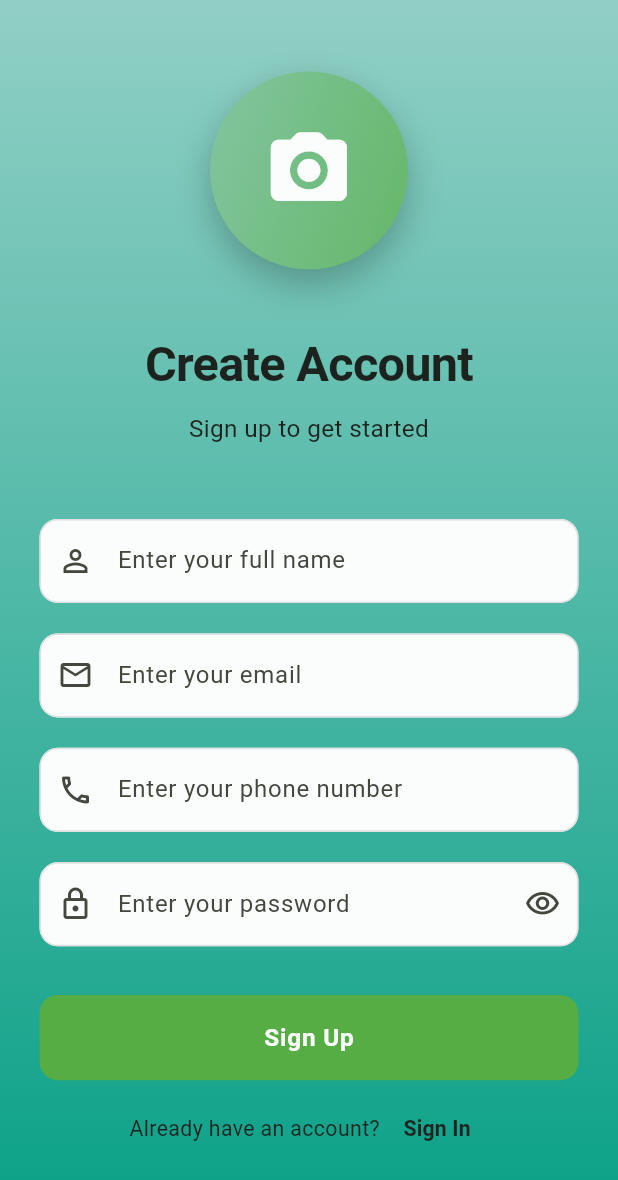
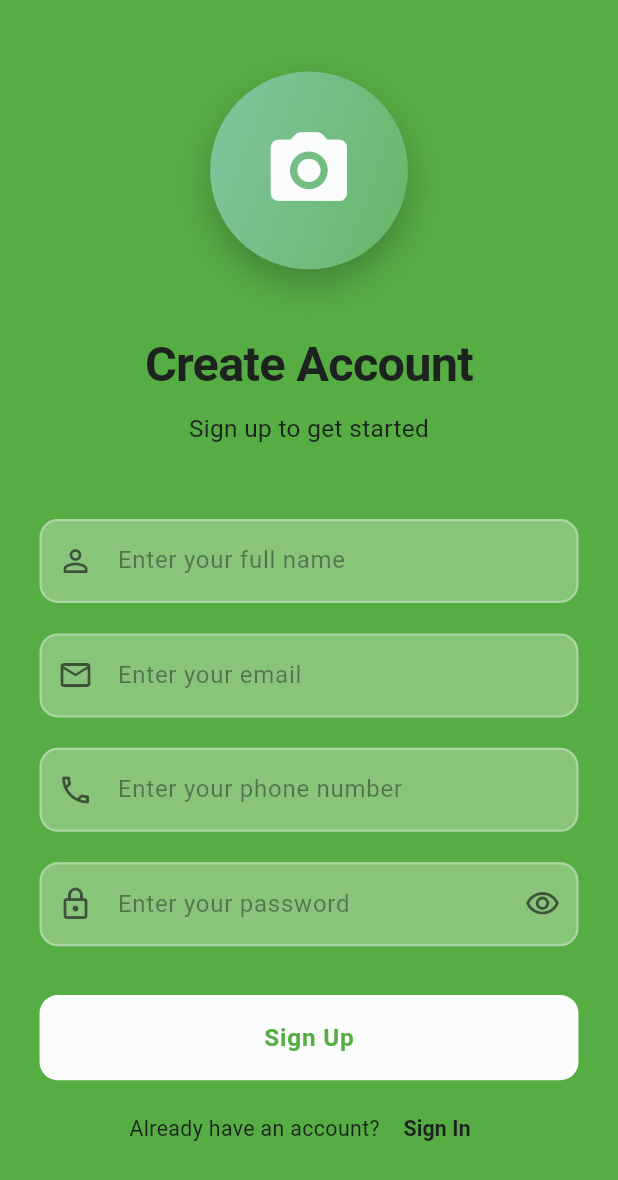
Before and after one commit to devmhsagar/realtog, a Flutter app: the screen it shows after launch, after a tap on "Sign Up", on a phone screen of 412 x 824 dp. Shown: the top 1180 px of the screen. Run offline on Flutter 3.47's test engine with Material 3 defaults, Android fonts, the phone set to English and light mode, and no system bars; our stand-ins replace dio, flutter_riverpod, flutter_screenutil, flutter_secure_storage, fpdart.

Commit message:
Changed auth screen's background color

```diff
--- a/lib/pages/auth/login_page.dart
+++ b/lib/pages/auth/login_page.dart
@@ -62,7 +62,7 @@ class _LoginPageState extends ConsumerState<LoginPage> {
 
     return Scaffold(
       body: Container(
-        decoration: const BoxDecoration(gradient: AppColors.backgroundGradient),
+        color: AppColors.primary,
         child: SafeArea(
           child: Center(
             child: SingleChildScrollView(
@@ -126,27 +126,42 @@ class _LoginPageState extends ConsumerState<LoginPage> {
                       textInputAction: TextInputAction.next,
                       decoration: InputDecoration(
                         hintText: 'Enter your email or phone',
-                        prefixIcon: const Icon(Icons.person_outline),
+                        hintStyle: TextStyle(
+                          color: AppColors.textPrimary.withValues(alpha: 0.5),
+                        ),
+                        prefixIcon: Icon(
+                          Icons.person_outline,
+                          color: AppColors.textPrimary.withValues(alpha: 0.7),
+                        ),
                         filled: true,
-                        fillColor: AppColors.surface,
+                        fillColor: AppColors.white.withValues(alpha: 0.3),
                         border: OutlineInputBorder(
                           borderRadius: BorderRadius.circular(12.r),
-                          borderSide: const BorderSide(color: AppColors.border),
+                          borderSide: BorderSide(
+                            color: AppColors.white.withValues(alpha: 0.3),
+                            width: 1.5,
+                          ),
                         ),
                         enabledBorder: OutlineInputBorder(
                           borderRadius: BorderRadius.circular(12.r),
-                          borderSide: const BorderSide(color: AppColors.border),
+                          borderSide: BorderSide(
+                            color: AppColors.white.withValues(alpha: 0.3),
+                            width: 1.5,
+                          ),
                         ),
                         focusedBorder: OutlineInputBorder(
                           borderRadius: BorderRadius.circular(12.r),
-                          borderSide: const BorderSide(
+                          borderSide: BorderSide(
                             color: AppColors.primary,
                             width: 2,
                           ),
                         ),
                         errorBorder: OutlineInputBorder(
                           borderRadius: BorderRadius.circular(12.r),
-                          borderSide: const BorderSide(color: AppColors.error),
+                          borderSide: const BorderSide(
+                            color: AppColors.error,
+                            width: 1.5,
+                          ),
                         ),
                         focusedErrorBorder: OutlineInputBorder(
                           borderRadius: BorderRadius.circular(12.r),
@@ -173,12 +188,19 @@ class _LoginPageState extends ConsumerState<LoginPage> {
                       onFieldSubmitted: (_) => _handleLogin(),
                       decoration: InputDecoration(
                         hintText: 'Enter your password',
-                        prefixIcon: const Icon(Icons.lock_outlined),
+                        hintStyle: TextStyle(
+                          color: AppColors.textPrimary.withValues(alpha: 0.5),
+                        ),
+                        prefixIcon: Icon(
+                          Icons.lock_outlined,
+                          color: AppColors.textPrimary.withValues(alpha: 0.7),
+                        ),
                         suffixIcon: IconButton(
                           icon: Icon(
                             _obscurePassword
                                 ? Icons.visibility_outlined
                                 : Icons.visibility_off_outlined,
+                            color: AppColors.textPrimary.withValues(alpha: 0.7),
                           ),
                           onPressed: () {
                             setState(() {
@@ -187,25 +209,34 @@ class _LoginPageState extends ConsumerState<LoginPage> {
                           },
                         ),
                         filled: true,
-                        fillColor: AppColors.surface,
+                        fillColor: AppColors.white.withValues(alpha: 0.3),
                         border: OutlineInputBorder(
                           borderRadius: BorderRadius.circular(12.r),
-                          borderSide: const BorderSide(color: AppColors.border),
+                          borderSide: BorderSide(
+                            color: AppColors.white.withValues(alpha: 0.3),
+                            width: 1.5,
+                          ),
                         ),
                         enabledBorder: OutlineInputBorder(
                           borderRadius: BorderRadius.circular(12.r),
-                          borderSide: const BorderSide(color: AppColors.border),
+                          borderSide: BorderSide(
+                            color: AppColors.white.withValues(alpha: 0.3),
+                            width: 1.5,
+                          ),
                         ),
                         focusedBorder: OutlineInputBorder(
                           borderRadius: BorderRadius.circular(12.r),
-                          borderSide: const BorderSide(
+                          borderSide: BorderSide(
                             color: AppColors.primary,
                             width: 2,
                           ),
                         ),
                         errorBorder: OutlineInputBorder(
                           borderRadius: BorderRadius.circular(12.r),
-                          borderSide: const BorderSide(color: AppColors.error),
+                          borderSide: const BorderSide(
+                            color: AppColors.error,
+                            width: 1.5,
+                          ),
                         ),
                         focusedErrorBorder: OutlineInputBorder(
                           borderRadius: BorderRadius.circular(12.r),
@@ -252,13 +283,13 @@ class _LoginPageState extends ConsumerState<LoginPage> {
                       child: ElevatedButton(
                         onPressed: authState.isLoading ? null : _handleLogin,
                         style: ElevatedButton.styleFrom(
-                          backgroundColor: AppColors.primary,
-                          foregroundColor: AppColors.textLight,
+                          backgroundColor: AppColors.white,
+                          foregroundColor: AppColors.primary,
                           elevation: 0,
                           shape: RoundedRectangleBorder(
                             borderRadius: BorderRadius.circular(12.r),
                           ),
-                          disabledBackgroundColor: AppColors.primary.withValues(
+                          disabledBackgroundColor: AppColors.white.withValues(
                             alpha: 0.6,
                           ),
                         ),
@@ -269,7 +300,7 @@ class _LoginPageState extends ConsumerState<LoginPage> {
                                 child: const CircularProgressIndicator(
                                   strokeWidth: 2,
                                   valueColor: AlwaysStoppedAnimation<Color>(
-                                    AppColors.textLight,
+                                    AppColors.primary,
                                   ),
                                 ),
                               )
--- a/lib/pages/auth/register_page.dart
+++ b/lib/pages/auth/register_page.dart
@@ -79,7 +79,7 @@ class _RegisterPageState extends ConsumerState<RegisterPage> {
 
     return Scaffold(
       body: Container(
-        decoration: const BoxDecoration(gradient: AppColors.backgroundGradient),
+        color: AppColors.primary,
         child: SafeArea(
           child: Center(
             child: SingleChildScrollView(
@@ -143,27 +143,42 @@ class _RegisterPageState extends ConsumerState<RegisterPage> {
                       textInputAction: TextInputAction.next,
                       decoration: InputDecoration(
                         hintText: 'Enter your full name',
-                        prefixIcon: const Icon(Icons.person_outline),
+                        hintStyle: TextStyle(
+                          color: AppColors.textPrimary.withValues(alpha: 0.5),
+                        ),
+                        prefixIcon: Icon(
+                          Icons.person_outline,
+                          color: AppColors.textPrimary.withValues(alpha: 0.7),
+                        ),
                         filled: true,
-                        fillColor: AppColors.surface,
+                        fillColor: AppColors.white.withValues(alpha: 0.3),
                         border: OutlineInputBorder(
                           borderRadius: BorderRadius.circular(12.r),
-                          borderSide: const BorderSide(color: AppColors.border),
+                          borderSide: BorderSide(
+                            color: AppColors.white.withValues(alpha: 0.3),
+                            width: 1.5,
+                          ),
                         ),
                         enabledBorder: OutlineInputBorder(
                           borderRadius: BorderRadius.circular(12.r),
-                          borderSide: const BorderSide(color: AppColors.border),
+                          borderSide: BorderSide(
+                            color: AppColors.white.withValues(alpha: 0.3),
+                            width: 1.5,
+                          ),
                         ),
                         focusedBorder: OutlineInputBorder(
                           borderRadius: BorderRadius.circular(12.r),
-                          borderSide: const BorderSide(
+                          borderSide: BorderSide(
                             color: AppColors.primary,
                             width: 2,
                           ),
                         ),
                         errorBorder: OutlineInputBorder(
                           borderRadius: BorderRadius.circular(12.r),
-                          borderSide: const BorderSide(color: AppColors.error),
+                          borderSide: const BorderSide(
+                            color: AppColors.error,
+                            width: 1.5,
+                          ),
                         ),
                         focusedErrorBorder: OutlineInputBorder(
                           borderRadius: BorderRadius.circular(12.r),
@@ -192,27 +207,42 @@ class _RegisterPageState extends ConsumerState<RegisterPage> {
                       textInputAction: TextInputAction.next,
                       decoration: InputDecoration(
                         hintText: 'Enter your email',
-                        prefixIcon: const Icon(Icons.email_outlined),
+                        hintStyle: TextStyle(
+                          color: AppColors.textPrimary.withValues(alpha: 0.5),
+                        ),
+                        prefixIcon: Icon(
+                          Icons.email_outlined,
+                          color: AppColors.textPrimary.withValues(alpha: 0.7),
+                        ),
                         filled: true,
-                        fillColor: AppColors.surface,
+                        fillColor: AppColors.white.withValues(alpha: 0.3),
                         border: OutlineInputBorder(
                           borderRadius: BorderRadius.circular(12.r),
-                          borderSide: const BorderSide(color: AppColors.border),
+                          borderSide: BorderSide(
+                            color: AppColors.white.withValues(alpha: 0.3),
+                            width: 1.5,
+                          ),
                         ),
                         enabledBorder: OutlineInputBorder(
                           borderRadius: BorderRadius.circular(12.r),
-                          borderSide: const BorderSide(color: AppColors.border),
+                          borderSide: BorderSide(
+                            color: AppColors.white.withValues(alpha: 0.3),
+                            width: 1.5,
+                          ),
                         ),
                         focusedBorder: OutlineInputBorder(
                           borderRadius: BorderRadius.circular(12.r),
-                          borderSide: const BorderSide(
+                          borderSide: BorderSide(
                             color: AppColors.primary,
                             width: 2,
                           ),
                         ),
                         errorBorder: OutlineInputBorder(
                           borderRadius: BorderRadius.circular(12.r),
-                          borderSide: const BorderSide(color: AppColors.error),
+                          borderSide: const BorderSide(
+                            color: AppColors.error,
+                            width: 1.5,
+                          ),
                         ),
                         focusedErrorBorder: OutlineInputBorder(
                           borderRadius: BorderRadius.circular(12.r),
@@ -241,27 +271,42 @@ class _RegisterPageState extends ConsumerState<RegisterPage> {
                       textInputAction: TextInputAction.next,
                       decoration: InputDecoration(
                         hintText: 'Enter your phone number',
-                        prefixIcon: const Icon(Icons.phone_outlined),
+                        hintStyle: TextStyle(
+                          color: AppColors.textPrimary.withValues(alpha: 0.5),
+                        ),
+                        prefixIcon: Icon(
+                          Icons.phone_outlined,
+                          color: AppColors.textPrimary.withValues(alpha: 0.7),
+                        ),
                         filled: true,
-                        fillColor: AppColors.surface,
+                        fillColor: AppColors.white.withValues(alpha: 0.3),
                         border: OutlineInputBorder(
                           borderRadius: BorderRadius.circular(12.r),
-                          borderSide: const BorderSide(color: AppColors.border),
+                          borderSide: BorderSide(
+                            color: AppColors.white.withValues(alpha: 0.3),
+                            width: 1.5,
+                          ),
                         ),
                         enabledBorder: OutlineInputBorder(
                           borderRadius: BorderRadius.circular(12.r),
-                          borderSide: const BorderSide(color: AppColors.border),
+                          borderSide: BorderSide(
+                            color: AppColors.white.withValues(alpha: 0.3),
+                            width: 1.5,
+                          ),
                         ),
                         focusedBorder: OutlineInputBorder(
                           borderRadius: BorderRadius.circular(12.r),
-                          borderSide: const BorderSide(
+                          borderSide: BorderSide(
                             color: AppColors.primary,
                             width: 2,
                           ),
                         ),
                         errorBorder: OutlineInputBorder(
                           borderRadius: BorderRadius.circular(12.r),
-                          borderSide: const BorderSide(color: AppColors.error),
+                          borderSide: const BorderSide(
+                            color: AppColors.error,
+                            width: 1.5,
+                          ),
                         ),
                         focusedErrorBorder: OutlineInputBorder(
                           borderRadius: BorderRadius.circular(12.r),
@@ -291,12 +336,19 @@ class _RegisterPageState extends ConsumerState<RegisterPage> {
                       onFieldSubmitted: (_) => _handleRegister(),
                       decoration: InputDecoration(
                         hintText: 'Enter your password',
-                        prefixIcon: const Icon(Icons.lock_outlined),
+                        hintStyle: TextStyle(
+                          color: AppColors.textPrimary.withValues(alpha: 0.5),
+                        ),
+                        prefixIcon: Icon(
+                          Icons.lock_outlined,
+                          color: AppColors.textPrimary.withValues(alpha: 0.7),
+                        ),
                         suffixIcon: IconButton(
                           icon: Icon(
                             _obscurePassword
                                 ? Icons.visibility_outlined
                                 : Icons.visibility_off_outlined,
+                            color: AppColors.textPrimary.withValues(alpha: 0.7),
                           ),
                           onPressed: () {
                             setState(() {
@@ -305,25 +357,34 @@ class _RegisterPageState extends ConsumerState<RegisterPage> {
                           },
                         ),
                         filled: true,
-                        fillColor: AppColors.surface,
+                        fillColor: AppColors.white.withValues(alpha: 0.3),
                         border: OutlineInputBorder(
                           borderRadius: BorderRadius.circular(12.r),
-                          borderSide: const BorderSide(color: AppColors.border),
+                          borderSide: BorderSide(
+                            color: AppColors.white.withValues(alpha: 0.3),
+                            width: 1.5,
+                          ),
                         ),
                         enabledBorder: OutlineInputBorder(
                           borderRadius: BorderRadius.circular(12.r),
-                          borderSide: const BorderSide(color: AppColors.border),
+                          borderSide: BorderSide(
+                            color: AppColors.white.withValues(alpha: 0.3),
+                            width: 1.5,
+                          ),
                         ),
                         focusedBorder: OutlineInputBorder(
                           borderRadius: BorderRadius.circular(12.r),
-                          borderSide: const BorderSide(
+                          borderSide: BorderSide(
                             color: AppColors.primary,
                             width: 2,
                           ),
                         ),
                         errorBorder: OutlineInputBorder(
                           borderRadius: BorderRadius.circular(12.r),
-                          borderSide: const BorderSide(color: AppColors.error),
+                          borderSide: const BorderSide(
+                            color: AppColors.error,
+                            width: 1.5,
+                          ),
                         ),
                         focusedErrorBorder: OutlineInputBorder(
                           borderRadius: BorderRadius.circular(12.r),
@@ -351,13 +412,13 @@ class _RegisterPageState extends ConsumerState<RegisterPage> {
                       child: ElevatedButton(
                         onPressed: authState.isLoading ? null : _handleRegister,
                         style: ElevatedButton.styleFrom(
-                          backgroundColor: AppColors.primary,
-                          foregroundColor: AppColors.textLight,
+                          backgroundColor: AppColors.white,
+                          foregroundColor: AppColors.primary,
                           elevation: 0,
                           shape: RoundedRectangleBorder(
                             borderRadius: BorderRadius.circular(12.r),
                           ),
-                          disabledBackgroundColor: AppColors.primary.withValues(
+                          disabledBackgroundColor: AppColors.white.withValues(
                             alpha: 0.6,
                           ),
                         ),
@@ -368,7 +429,7 @@ class _RegisterPageState extends ConsumerState<RegisterPage> {
                                 child: const CircularProgressIndicator(
                                   strokeWidth: 2,
                                   valueColor: AlwaysStoppedAnimation<Color>(
-                                    AppColors.textLight,
+                                    AppColors.primary,
                                   ),
                                 ),
                               )
```
